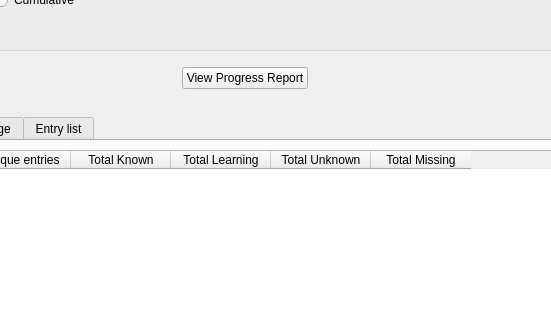
This is prioritysieve/ui/progression_window.ui in travv0/prioritysieve as Qt 5 draws it before an edit; both pictures show x 150 to 701 and y 172 to 492 of the 790 by 598 pixel window. The edited form follows.
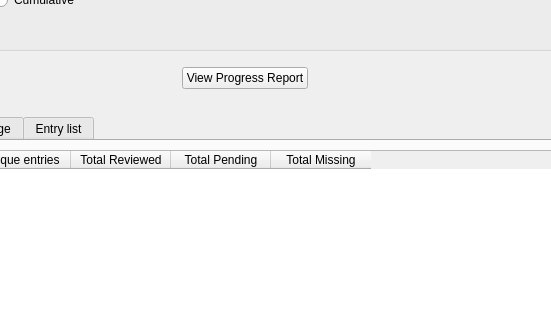
This is the edited form.

Commit message: Shift progression report to entry-based priorities

What changed in the file:
```diff
--- a/prioritysieve/ui/progression_window.ui
+++ b/prioritysieve/ui/progression_window.ui
@@ -365,17 +365,12 @@
           </column>
           <column>
            <property name="text">
-            <string>Total Known</string>
+            <string>Total Reviewed</string>
            </property>
           </column>
           <column>
            <property name="text">
-            <string>Total Learning</string>
-           </property>
-          </column>
-          <column>
-           <property name="text">
-            <string>Total Unknown</string>
+            <string>Total Pending</string>
            </property>
           </column>
           <column>
```
Left out of the diff: 13 changed lines with no effect on the pictures. The commit also changes 3 other files.
